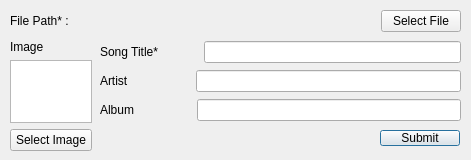
Old version of the form fileselectdialogue.ui in the repository Jordan-Lin/Audio-Streaming-Service.
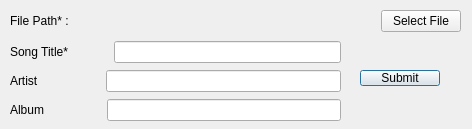
New version of the form.

Commit message: updated fileselectdialogue with headers

What changed in the file:
```diff
--- a/fileselectdialogue.ui
+++ b/fileselectdialogue.ui
@@ -6,8 +6,8 @@
    <rect>
     <x>0</x>
     <y>0</y>
-    <width>471</width>
-    <height>160</height>
+    <width>472</width>
+    <height>129</height>
    </rect>
   </property>
   <property name="windowTitle">
@@ -16,8 +16,8 @@
   <widget class="QPushButton" name="pushButton">
    <property name="geometry">
     <rect>
-     <x>380</x>
-     <y>130</y>
+     <x>360</x>
+     <y>70</y>
      <width>80</width>
      <height>16</height>
     </rect>
@@ -81,36 +81,7 @@
     <rect>
      <x>10</x>
      <y>40</y>
-     <width>82</width>
-     <height>111</height>
-    </rect>
-   </property>
-   <layout class="QVBoxLayout" name="Image">
-    <item>
-     <widget class="QLabel" name="L_Image">
-      <property name="text">
-       <string>Image</string>
-      </property>
-     </widget>
-    </item>
-    <item>
-     <widget class="QGraphicsView" name="GV_CoverArt"/>
-    </item>
-    <item>
-     <widget class="QPushButton" name="B_SelectImage">
-      <property name="text">
-       <string>Select Image</string>
-      </property>
-     </widget>
-    </item>
-   </layout>
-  </widget>
-  <widget class="QWidget" name="layoutWidget">
-   <property name="geometry">
-    <rect>
-     <x>100</x>
-     <y>40</y>
-     <width>361</width>
+     <width>331</width>
      <height>82</height>
     </rect>
    </property>
```
Left out of the diff: 2 changed lines with no effect on the pictures. The commit also changes 2 other files.
